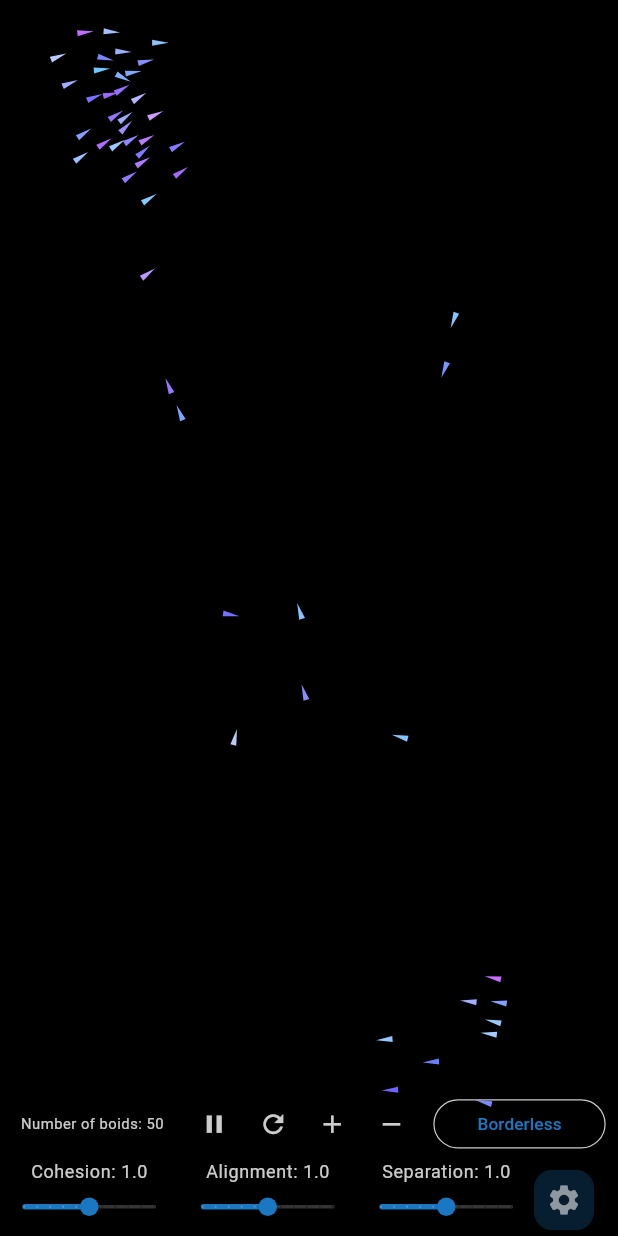
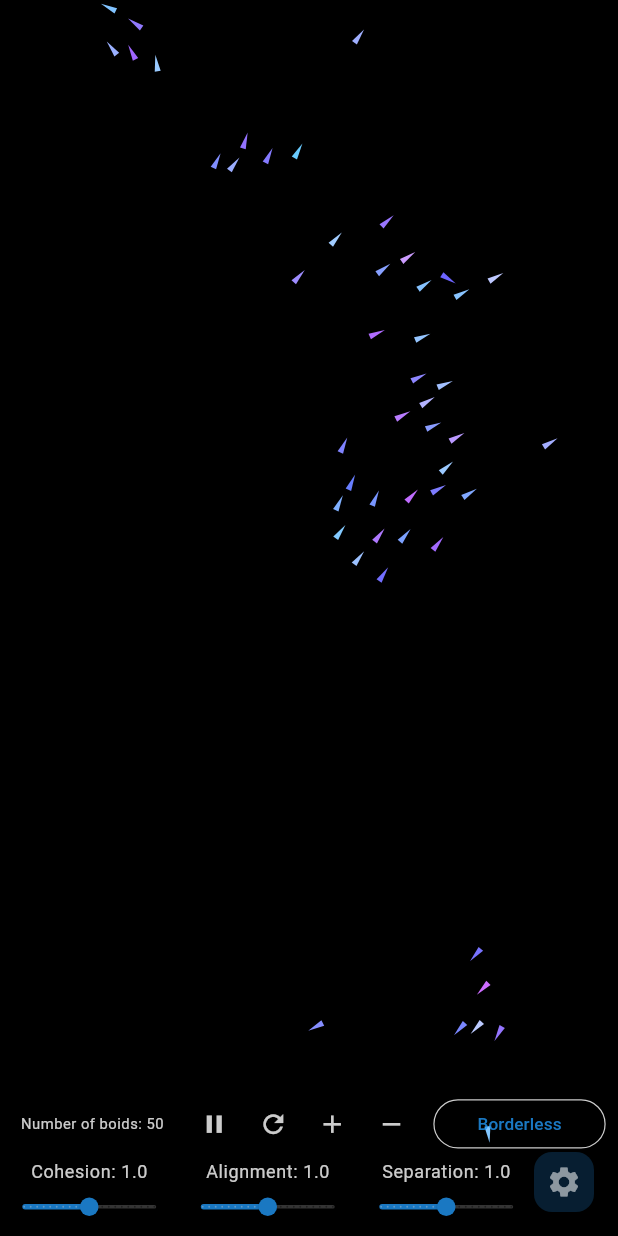
Before and after one commit to JohnSeavon/flocking_simulation, a Flutter app: the screen it shows after launch, after a tap on the "settings" icon, on a phone screen of 412 x 824 dp. Run offline on Flutter 3.47's test engine with Material 2 defaults, Android fonts, the phone set to English and light mode, and no system bars.

Commit message:
refactor to separate boid class from simulation

```diff
--- a/lib/app_widget.dart
+++ b/lib/app_widget.dart
@@ -22,7 +22,7 @@ class _AppWidgetState extends State<AppWidget> {
   Widget build(BuildContext context) {
     return Scaffold(
       backgroundColor: Colors.black,
-      floatingActionButtonLocation: FloatingActionButtonLocation.miniEndDocked,
+      floatingActionButtonLocation: FloatingActionButtonLocation.miniEndFloat,
       floatingActionButton: FloatingActionButton.small(
         tooltip: (_showMenu) ? 'Close settings' : 'Show settings',
         onPressed: () {
--- a/lib/boid.dart
+++ b/lib/boid.dart
@@ -1,202 +1,12 @@
-import 'dart:math';
-
-import 'package:flocking_simulation/utils.dart';
-import 'package:flutter/material.dart';
 import 'package:vector_math/vector_math.dart';
 
 class Boid {
-  Boid() {
-    width = size.width / ratio;
-    height = size.height / ratio;
-    final x = Utils.range(0, width);
-    final y = Utils.range(0, height);
-    position = Vector2(x, y);
-    final dx = Utils.range(-maxSpeed, maxSpeed);
-    final dy = Utils.range(-maxSpeed, maxSpeed);
-    velocity = Vector2(dx, dy);
-    velocity = setMag(velocity, maxSpeed);
-    acceleration = Vector2.zero();
-    color = [Utils.color(), Utils.color()];
-  }
-
-  Boid.onTap(double x, double y) {
-    width = size.width / ratio;
-    height = size.height / ratio;
-    position = Vector2(x, y);
-    final dx = Utils.range(-maxSpeed, maxSpeed);
-    final dy = Utils.range(-maxSpeed, maxSpeed);
-    velocity = Vector2(dx, dy);
-    velocity = setMag(velocity, maxSpeed);
-    acceleration = Vector2.zero();
-    color = [Utils.color(), Utils.color()];
-  }
-
-  final size = WidgetsBinding.instance.window.physicalSize;
-  final ratio = WidgetsBinding.instance.window.devicePixelRatio;
-  late double width;
-  late double height;
-
   late Vector2 position;
   late Vector2 velocity;
   late Vector2 acceleration;
-  final maxSpeed = Utils.range(6, 8);
-  late List<int> color;
-
-  final cohesionRadius = 30.0;
-  final maxCohesionForce = Utils.range(0.225, 0.275);
-  final alignRadius = 30.0;
-  final maxAlignForce = Utils.range(0.54, 0.66);
-  final separationRadius = 20.0;
-  final maxSeparationForce = Utils.range(0.54, 0.66);
-
-  Vector2 cohesion(List<Boid> boids) {
-    Vector2 steering = Vector2.zero();
-    int total = 0;
-    for (var other in boids) {
-      final d = position.distanceTo(other.position);
-      if (other != this && d < cohesionRadius) {
-        steering.add(other.position);
-        total++;
-      }
-    }
-    if (total > 0) {
-      steering /= ((total).toDouble());
-      steering.sub(position);
-      steering = setMag(steering, maxSpeed);
-      steering.sub(velocity);
-      steering = limit(steering, maxCohesionForce);
-    }
-    return steering;
-  }
-
-  Vector2 align(List<Boid> boids) {
-    Vector2 steering = Vector2.zero();
-    int total = 0;
-    for (var other in boids) {
-      final d = position.distanceTo(other.position);
-      if (other != this && d < alignRadius) {
-        steering.add(other.velocity);
-        total++;
-      }
-    }
-    if (total > 0) {
-      steering /= ((total).toDouble());
-      steering = setMag(steering, maxSpeed);
-      steering.sub(velocity);
-      steering = limit(steering, maxAlignForce);
-    }
-    return steering;
-  }
-
-  Vector2 separation(List<Boid> boids) {
-    Vector2 steering = Vector2.zero();
-    int total = 0;
-    for (var other in boids) {
-      final d = position.distanceTo(other.position);
-      if (other != this && d < separationRadius) {
-        Vector2 diff = Vector2(position.x, position.y);
-        diff.sub(other.position);
-        if (d != 0) {
-          diff /= (d * d);
-        } else {
-          diff /= 0.0001;
-        }
-        steering.add(diff);
-        total++;
-      }
-    }
-    if (total > 0) {
-      steering /= ((total).toDouble());
-      steering = setMag(steering, maxSpeed);
-      steering.sub(velocity);
-      steering = limit(steering, maxSeparationForce);
-    }
-    return steering;
-  }
-
-  flock(
-    List<Boid> boids,
-    double cohesionValue,
-    double alignValue,
-    double separationValue,
-  ) {
-    Vector2 cohesion = this.cohesion(boids);
-    Vector2 alignment = align(boids);
-    Vector2 separation = this.separation(boids);
-
-    cohesion.scale(cohesionValue);
-    alignment.scale(alignValue);
-    separation.scale(separationValue);
-
-    acceleration.add(cohesion);
-    acceleration.add(alignment);
-    acceleration.add(separation);
-  }
-
-  borderless() {
-    if (position.x > width) {
-      position.x = 0;
-    } else if (position.x < 0) {
-      position.x = width;
-    }
-    if (position.y > height) {
-      position.y = 0;
-    } else if (position.y < 0) {
-      position.y = height;
-    }
-  }
-
-  avoidBorders() {
-    const border = 50.0;
-    var force = (Utils.range(0, 1.5));
-    if (position.x > width - border) {
-      velocity.x -= force;
-    } else if (position.x < 0 + border) {
-      velocity.x += force;
-    }
-    if (position.y > height - border) {
-      velocity.y -= force;
-    } else if (position.y < 0 + border) {
-      velocity.y += force;
-    }
-
-    if (position.x > width) {
-      position.x = 0;
-      position.y = height - position.y;
-    } else if (position.x < 0) {
-      position.x = width;
-      position.y = height - position.y;
-    }
-    if (position.y > height) {
-      position.y = 0;
-      position.x = width - position.x;
-    } else if (position.y < 0) {
-      position.y = height;
-      position.x = width - position.x;
-    }
-  }
-
-  updatePosition(bool avoidBorder) {
-    (avoidBorder) ? avoidBorders() : borderless();
-    position.add(velocity);
-    velocity.add(acceleration);
-    velocity = limit(velocity, maxSpeed);
-    acceleration.setZero();
-  }
-
-  Vector2 setMag(Vector2 newVector, double len) {
-    double mag = len / newVector.length;
-    newVector.x *= mag;
-    newVector.y *= mag;
-    return newVector;
-  }
-
-  Vector2 limit(Vector2 newVector, double max) {
-    final mSq = newVector.length2;
-    if (mSq > (max * max)) {
-      newVector /= sqrt(mSq);
-      newVector *= max;
-    }
-    return newVector;
-  }
+  Boid({
+    required this.position,
+    required this.velocity,
+    required this.acceleration,
+  });
 }
--- /dev/null
+++ b/lib/boid_simulation.dart
@@ -0,0 +1,208 @@
+import 'dart:math';
+
+import 'package:flocking_simulation/boid.dart';
+import 'package:flutter/material.dart';
+import 'package:vector_math/vector_math.dart';
+
+import 'package:flocking_simulation/utils.dart';
+
+class BoidSimulation {
+  BoidSimulation.newBoid() {
+    width = size.width / ratio;
+    height = size.height / ratio;
+    final x = Utils.range(0, width);
+    final y = Utils.range(0, height);
+    final dx = Utils.range(-maxSpeed, maxSpeed);
+    final dy = Utils.range(-maxSpeed, maxSpeed);
+    var velocity = Vector2(dx, dy);
+    velocity = setMag(velocity, maxSpeed);
+    color = [Utils.color(), Utils.color()];
+    boid = Boid(
+      position: Vector2(x, y),
+      velocity: velocity,
+      acceleration: Vector2.zero(),
+    );
+  }
+
+  BoidSimulation.newBoidOnTap(double x, double y) {
+    width = size.width / ratio;
+    height = size.height / ratio;
+    final dx = Utils.range(-maxSpeed, maxSpeed);
+    final dy = Utils.range(-maxSpeed, maxSpeed);
+    var velocity = Vector2(dx, dy);
+    velocity = setMag(velocity, maxSpeed);
+    color = [Utils.color(), Utils.color()];
+    boid = Boid(
+      position: Vector2(x, y),
+      velocity: velocity,
+      acceleration: Vector2.zero(),
+    );
+  }
+
+  final size = WidgetsBinding.instance.window.physicalSize;
+  final ratio = WidgetsBinding.instance.window.devicePixelRatio;
+  late double width;
+  late double height;
+
+  late Boid boid;
+  final maxSpeed = Utils.range(6, 8);
+  late List<int> color;
+
+  final cohesionRadius = 30.0;
+  final maxCohesionForce = Utils.range(0.247, 0.302);
+  final alignRadius = 30.0;
+  final maxAlignForce = Utils.range(0.486, 0.594);
+  final separationRadius = 20.0;
+  final maxSeparationForce = Utils.range(0.486, 0.594);
+
+  Vector2 cohesion(List<BoidSimulation> boids) {
+    Vector2 steering = Vector2.zero();
+    int total = 0;
+    for (var other in boids) {
+      final d = boid.position.distanceTo(other.boid.position);
+      if (other != this && d < cohesionRadius) {
+        steering.add(other.boid.position);
+        total++;
+      }
+    }
+    if (total > 0) {
+      steering /= ((total).toDouble());
+      steering.sub(boid.position);
+      steering = setMag(steering, maxSpeed);
+      steering.sub(boid.velocity);
+      steering = limit(steering, maxCohesionForce);
+    }
+    return steering;
+  }
+
+  Vector2 align(List<BoidSimulation> boids) {
+    Vector2 steering = Vector2.zero();
+    int total = 0;
+    for (var other in boids) {
+      final d = boid.position.distanceTo(other.boid.position);
+      if (other != this && d < alignRadius) {
+        steering.add(other.boid.velocity);
+        total++;
+      }
+    }
+    if (total > 0) {
+      steering /= ((total).toDouble());
+      steering = setMag(steering, maxSpeed);
+      steering.sub(boid.velocity);
+      steering = limit(steering, maxAlignForce);
+    }
+    return steering;
+  }
+
+  Vector2 separation(List<BoidSimulation> boids) {
+    Vector2 steering = Vector2.zero();
+    int total = 0;
+    for (var other in boids) {
+      final d = boid.position.distanceTo(other.boid.position);
+      if (other != this && d < separationRadius) {
+        Vector2 diff = Vector2(boid.position.x, boid.position.y);
+        diff.sub(other.boid.position);
+        if (d != 0) {
+          diff /= (d * d);
+        } else {
+          diff /= 0.0001;
+        }
+        steering.add(diff);
+        total++;
+      }
+    }
+    if (total > 0) {
+      steering /= ((total).toDouble());
+      steering = setMag(steering, maxSpeed);
+      steering.sub(boid.velocity);
+      steering = limit(steering, maxSeparationForce);
+    }
+    return steering;
+  }
+
+  flock(
+    List<BoidSimulation> boids,
+    double cohesionValue,
+    double alignValue,
+    double separationValue,
+  ) {
+    Vector2 cohesion = this.cohesion(boids);
+    Vector2 alignment = align(boids);
+    Vector2 separation = this.separation(boids);
+
+    cohesion.scale(cohesionValue);
+    alignment.scale(alignValue);
+    separation.scale(separationValue);
+
+    boid.acceleration.add(cohesion);
+    boid.acceleration.add(alignment);
+    boid.acceleration.add(separation);
+  }
+
+  borderless() {
+    if (boid.position.x > width) {
+      boid.position.x = 0;
+    } else if (boid.position.x < 0) {
+      boid.position.x = width;
+    }
+    if (boid.position.y > height) {
+      boid.position.y = 0;
+    } else if (boid.position.y < 0) {
+      boid.position.y = height;
+    }
+  }
+
+  avoidBorders() {
+    const border = 50.0;
+    var force = (Utils.range(0, 1.5));
+    if (boid.position.x > width - border) {
+      boid.velocity.x -= force;
+    } else if (boid.position.x < 0 + border) {
+      boid.velocity.x += force;
+    }
+    if (boid.position.y > height - border) {
+      boid.velocity.y -= force;
+    } else if (boid.position.y < 0 + border) {
+      boid.velocity.y += force;
+    }
+
+    if (boid.position.x > width) {
+      boid.position.x = 0;
+      boid.position.y = height - boid.position.y;
+    } else if (boid.position.x < 0) {
+      boid.position.x = width;
+      boid.position.y = height - boid.position.y;
+    }
+    if (boid.position.y > height) {
+      boid.position.y = 0;
+      boid.position.x = width - boid.position.x;
+    } else if (boid.position.y < 0) {
+      boid.position.y = height;
+      boid.position.x = width - boid.position.x;
+    }
+  }
+
+  updatePosition(bool avoidBorder) {
+    (avoidBorder) ? avoidBorders() : borderless();
+    boid.position.add(boid.velocity);
+    boid.velocity.add(boid.acceleration);
+    boid.velocity = limit(boid.velocity, maxSpeed);
+    boid.acceleration.setZero();
+  }
+
+  Vector2 setMag(Vector2 newVector, double len) {
+    double mag = len / newVector.length;
+    newVector.x *= mag;
+    newVector.y *= mag;
+    return newVector;
+  }
+
+  Vector2 limit(Vector2 newVector, double max) {
+    final mSq = newVector.length2;
+    if (mSq > (max * max)) {
+      newVector /= sqrt(mSq);
+      newVector *= max;
+    }
+    return newVector;
+  }
+}
--- a/lib/flock_painter.dart
+++ b/lib/flock_painter.dart
@@ -1,6 +1,6 @@
 import 'dart:math';
 
-import 'package:flocking_simulation/boid.dart';
+import 'package:flocking_simulation/boid_simulation.dart';
 import 'package:flutter/material.dart';
 import 'package:vector_math/vector_math.dart' as vector;
 
@@ -12,7 +12,7 @@ class FlockPaint extends CustomPaint {
 }
 
 class FlockPainter extends CustomPainter {
-  List<Boid> flock;
+  List<BoidSimulation> flock;
   FlockPainter(this.flock);
   static const double boidSize = 8;
   static const halfSize = boidSize / 2;
@@ -23,9 +23,9 @@ class FlockPainter extends CustomPainter {
       final randompaint = Paint()
         ..color = Color.fromRGBO(boid.color[0], boid.color[1], 255, 1);
 
-      if (!boid.position.isNaN) {
+      if (!boid.boid.position.isNaN) {
         canvas.save();
-        canvas.translate(boid.position.x, boid.position.y);
+        canvas.translate(boid.boid.position.x, boid.boid.position.y);
 
         final path = Path()
           ..moveTo(halfSize + 2, 0)
@@ -33,8 +33,9 @@ class FlockPainter extends CustomPainter {
           ..lineTo(-halfSize - 1, -halfSize + 2)
           ..close();
 
-        if (boid.velocity != vector.Vector2.zero() && !boid.velocity.isNaN) {
-          final boidAngle = atan2(boid.velocity.y, boid.velocity.x);
+        if (boid.boid.velocity != vector.Vector2.zero() &&
+            !boid.boid.velocity.isNaN) {
+          final boidAngle = atan2(boid.boid.velocity.y, boid.boid.velocity.x);
           canvas.rotate(boidAngle);
         }
 
--- a/lib/flock_painter_view.dart
+++ b/lib/flock_painter_view.dart
@@ -1,5 +1,5 @@
 import 'dart:async';
-import 'package:flocking_simulation/boid.dart';
+import 'package:flocking_simulation/boid_simulation.dart';
 import 'package:flocking_simulation/flock_painter.dart';
 import 'package:flutter/material.dart';
 
@@ -18,8 +18,10 @@ class _FlockPainterViewState extends State<FlockPainterView> {
   double _separationSlider = 1;
   bool _isPaused = false;
   bool _avoidBorder = true;
+  final int _updatesPerSecond = 30;
 
-  final flock = List<Boid>.generate(50, (index) => Boid());
+  final flock =
+      List<BoidSimulation>.generate(50, (index) => BoidSimulation.newBoid());
   late Timer timer;
 
   @override
@@ -28,7 +30,7 @@ class _FlockPainterViewState extends State<FlockPainterView> {
     if (flock.isEmpty) {
       timer.cancel();
     } else {
-      const duration = Duration(milliseconds: 33);
+      Duration duration = Duration(milliseconds: 1000 ~/ _updatesPerSecond);
       timer = Timer.periodic(duration, (timer) {
         if (!_isPaused) {
           setState(() {
@@ -53,7 +55,8 @@ class _FlockPainterViewState extends State<FlockPainterView> {
             onTapDown: (details) {
               final tapPosition = details.globalPosition;
               setState(() {
-                flock.add(Boid.onTap(tapPosition.dx, tapPosition.dy));
+                flock.add(BoidSimulation.newBoidOnTap(
+                    tapPosition.dx, tapPosition.dy));
               });
             },
             child: Center(
@@ -109,7 +112,7 @@ class _FlockPainterViewState extends State<FlockPainterView> {
                             onPressed: () {
                               setState(() {
                                 for (var i = 0; i < 10; i++) {
-                                  flock.add(Boid());
+                                  flock.add(BoidSimulation.newBoid());
                                 }
                               });
                             },
@@ -120,8 +123,12 @@ class _FlockPainterViewState extends State<FlockPainterView> {
                                 ? null
                                 : () {
                                     setState(() {
-                                      for (var i = 0; i < 10; i++) {
+                                      if (flock.length < 10) {
                                         flock.removeAt(0);
+                                      } else {
+                                        for (var i = 0; i < 10; i++) {
+                                          flock.removeAt(0);
+                                        }
                                       }
                                     });
                                   },
@@ -176,7 +183,7 @@ class _FlockPainterViewState extends State<FlockPainterView> {
                                   value: _cohesionSlider,
                                   min: 0,
                                   max: 2,
-                                  divisions: 10,
+                                  divisions: 20,
                                   onChanged: ((double value) {
                                     setState(() {
                                       _cohesionSlider = value;
@@ -210,7 +217,7 @@ class _FlockPainterViewState extends State<FlockPainterView> {
                                   value: _alignSlider,
                                   min: 0,
                                   max: 2,
-                                  divisions: 10,
+                                  divisions: 20,
                                   onChanged: ((double value) {
                                     setState(() {
                                       _alignSlider = value;
@@ -244,7 +251,7 @@ class _FlockPainterViewState extends State<FlockPainterView> {
                                   value: _separationSlider,
                                   min: 0,
                                   max: 2,
-                                  divisions: 10,
+                                  divisions: 20,
                                   onChanged: ((double value) {
                                     setState(() {
                                       _separationSlider = value;
--- a/lib/main.dart
+++ b/lib/main.dart
@@ -27,6 +27,7 @@ class MyApp extends StatelessWidget {
         iconButtonTheme: IconButtonThemeData(
           style: IconButton.styleFrom(
             foregroundColor: Colors.white,
+            disabledForegroundColor: Colors.white24,
             highlightColor: Colors.blue[900],
           ),
         ),
```
